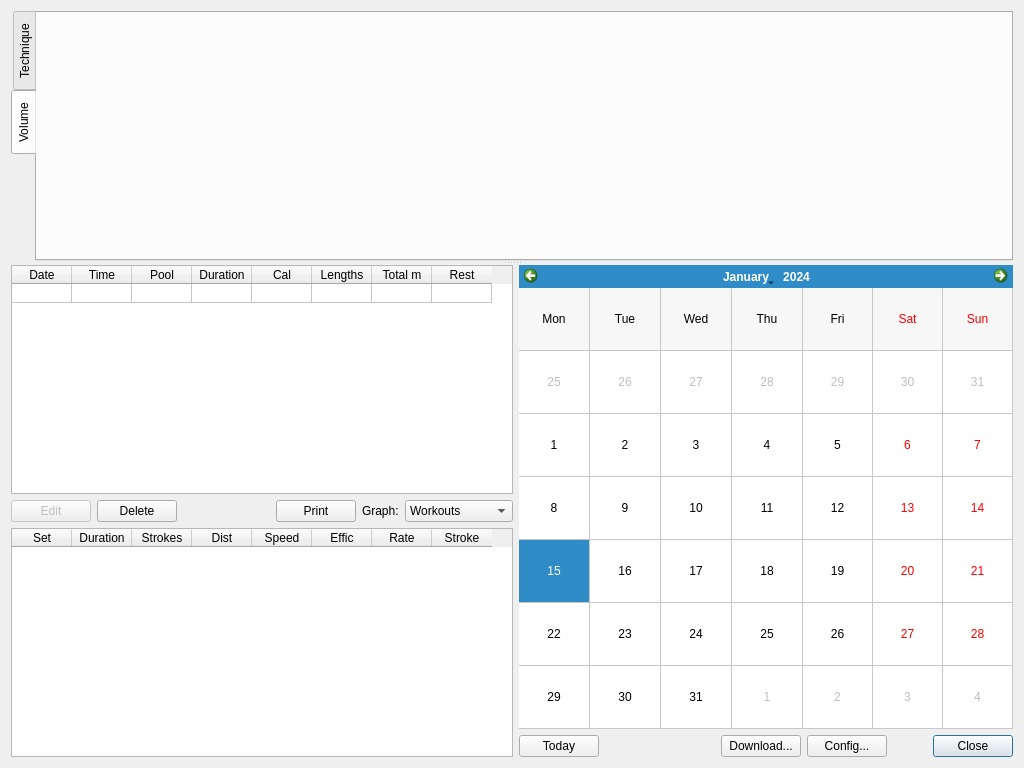
Old version of the form ui/summary.ui in the repository ihewitt/poolviewer.
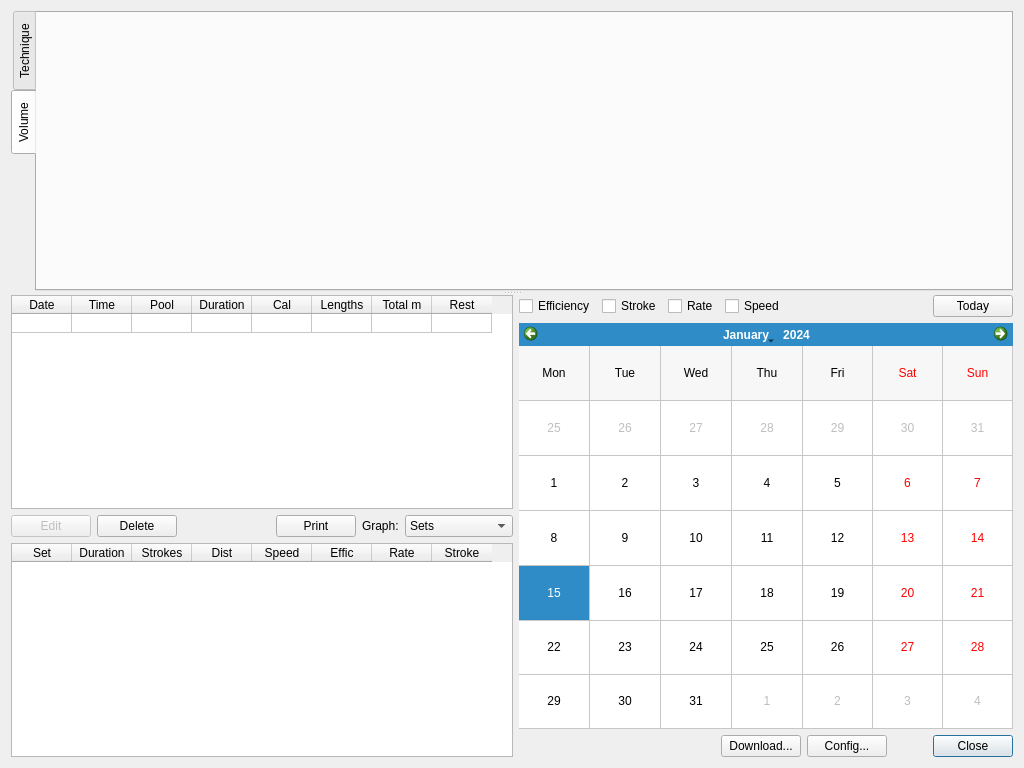
New version of the form. Custom widgets are drawn as their Qt base class.

Commit message: Tweaks to graph logic and some layout fixes.

The edit to the form file:
```diff
--- a/ui/summary.ui
+++ b/ui/summary.ui
@@ -29,7 +29,7 @@
       <property name="minimumSize">
        <size>
         <width>0</width>
-        <height>250</height>
+        <height>280</height>
        </size>
       </property>
       <property name="tabPosition">
@@ -237,7 +237,7 @@
             <widget class="QComboBox" name="viewCombo">
              <item>
               <property name="text">
-               <string>Workouts</string>
+               <string>Sets</string>
               </property>
              </item>
              <item>
@@ -336,6 +336,70 @@
        </item>
        <item>
         <layout class="QVBoxLayout" name="calendarLayout">
+         <item>
+          <layout class="QHBoxLayout" name="horizontalLayout_3">
+           <item>
+            <widget class="QCheckBox" name="efficCheck">
+             <property name="toolTip">
+              <string>&lt;html&gt;&lt;head/&gt;&lt;body&gt;&lt;p&gt;SWOLF efficiency score&lt;/p&gt;&lt;/body&gt;&lt;/html&gt;</string>
+             </property>
+             <property name="text">
+              <string>Efficiency</string>
+             </property>
+            </widget>
+           </item>
+           <item>
+            <widget class="QCheckBox" name="strokeCheck">
+             <property name="toolTip">
+              <string>&lt;html&gt;&lt;head/&gt;&lt;body&gt;&lt;p&gt;Stroke length&lt;/p&gt;&lt;/body&gt;&lt;/html&gt;</string>
+             </property>
+             <property name="text">
+              <string>Stroke</string>
+             </property>
+            </widget>
+           </item>
+           <item>
+            <widget class="QCheckBox" name="rateCheck">
+             <property name="toolTip">
+              <string>&lt;html&gt;&lt;head/&gt;&lt;body&gt;&lt;p&gt;Stroke rate&lt;/p&gt;&lt;/body&gt;&lt;/html&gt;</string>
+             </property>
+             <property name="text">
+              <string>Rate</string>
+             </property>
+            </widget>
+           </item>
+           <item>
+            <widget class="QCheckBox" name="speedCheck">
+             <property name="toolTip">
+              <string>&lt;html&gt;&lt;head/&gt;&lt;body&gt;&lt;p&gt;Speed = Seconds per 100m&lt;/p&gt;&lt;/body&gt;&lt;/html&gt;</string>
+             </property>
+             <property name="text">
+              <string>Speed</string>
+             </property>
+            </widget>
+           </item>
+           <item>
+            <spacer name="horizontalSpacer_4">
+             <property name="orientation">
+              <enum>Qt::Horizontal</enum>
+             </property>
+             <property name="sizeHint" stdset="0">
+              <size>
+               <width>50</width>
+               <height>20</height>
+              </size>
+             </property>
+            </spacer>
+           </item>
+           <item>
+            <widget class="QPushButton" name="todayButton">
+             <property name="text">
+              <string>Today</string>
+             </property>
+            </widget>
+           </item>
+          </layout>
+         </item>
          <item>
           <widget class="CalendarWidget" name="calendarWidget">
            <property name="autoFillBackground">
@@ -357,13 +421,6 @@
          </item>
          <item>
           <layout class="QHBoxLayout" name="buttonLayout">
-           <item>
-            <widget class="QPushButton" name="pushButton">
-             <property name="text">
-              <string>Today</string>
-             </property>
-            </widget>
-           </item>
            <item>
             <spacer name="horizontalSpacer_3">
              <property name="orientation">
```
Left out of the diff: 71 changed lines with no effect on the pictures. The commit also changes 7 other files.
